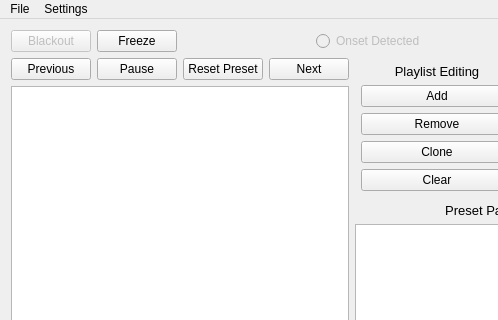
Old version of the form ui/firemix.ui in the repository Openlights/firemix; both pictures show x 0 to 498 and y 0 to 320 of the 751 by 613 pixel window.
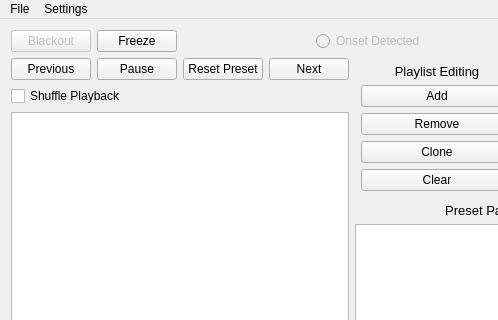
New version of the form. Custom widgets are drawn as their Qt base class.

Commit message: Add playlist shuffling

```diff
--- a/ui/firemix.ui
+++ b/ui/firemix.ui
@@ -191,6 +191,13 @@
            </item>
           </layout>
          </item>
+         <item>
+          <widget class="QCheckBox" name="btn_shuffle_playlist">
+           <property name="text">
+            <string>Shuffle Playback</string>
+           </property>
+          </widget>
+         </item>
          <item>
           <widget class="DraggableListWidget" name="lst_presets"/>
          </item>
```
Left out of the diff: 2 changed lines with no effect on the pictures. The commit also changes 3 other files.
